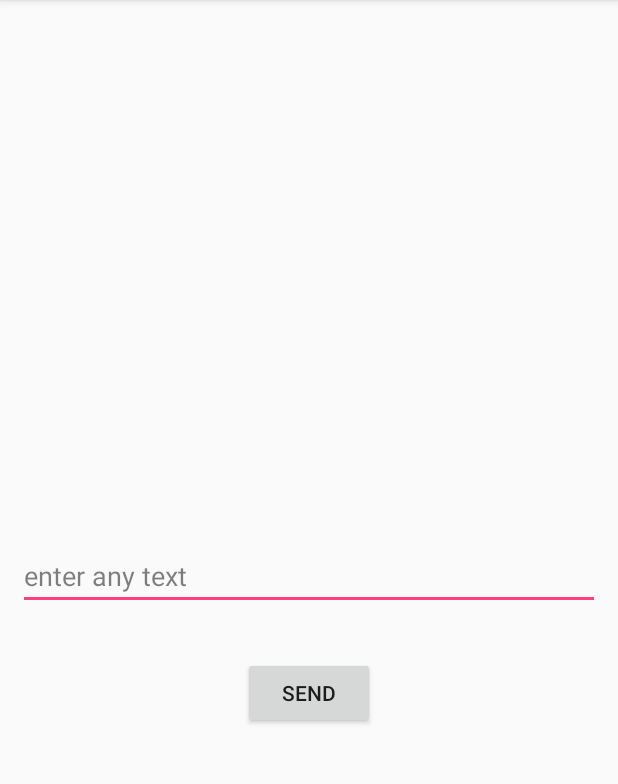
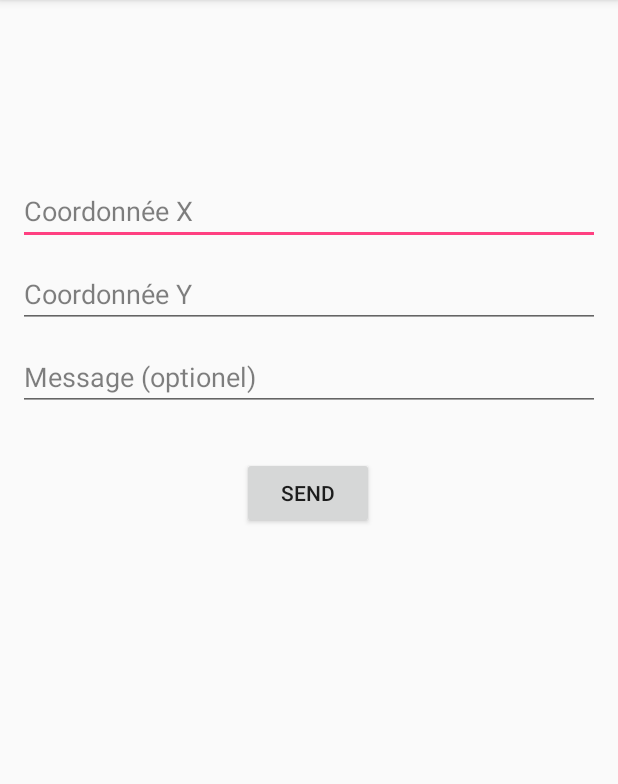
Before and after one commit to GuillaumeLandry/GMT3060-ProjetGenie, an Android app: the DummyActivity screen opened directly, with no data from a screen before it, after a tap on "SEND", on a phone screen of 412 x 824 dp, the part 84-868 px from its top. Run offline under Robolectric (Android 15) with nearby library versions, the phone set to English and light mode, and no system bars; libraries missing offline, so code that uses them is left out: com.estimote.internal_plugins_api, com.estimote.proximity_sdk, com.estimote.scanning_plugin; 2 statements that could not run were skipped.

Commit message:
update application android pour envoyer X,Y et message, ajout des poitns dans le graphique

```diff
--- a/src/estimote-universal-template/app/src/main/java/com/estimote/blank/DummyActivity.java
+++ b/src/estimote-universal-template/app/src/main/java/com/estimote/blank/DummyActivity.java
@@ -31,7 +31,7 @@ import okhttp3.Response;
 
 public class DummyActivity extends AppCompatActivity {
 
-    private EditText editText;
+    private EditText X, Y, message;
     private Button button;
     private OkHttpClient okHttpClient;
 
@@ -42,7 +42,9 @@ public class DummyActivity extends AppCompatActivity {
     protected void onCreate(Bundle savedInstanceState) {
         super.onCreate(savedInstanceState);
         setContentView(R.layout.activity_dummy);
-        editText = findViewById(R.id.dummy_text);
+        X = findViewById(R.id.dummy_text);
+        Y = findViewById(R.id.dummy_text2);
+        message = findViewById(R.id.dummy_text3);
         button = findViewById(R.id.dummy_send);
         okHttpClient = new OkHttpClient();
 
@@ -50,7 +52,10 @@ public class DummyActivity extends AppCompatActivity {
             @Override
             public void onClick(View v) {
 
-                String dummyText = editText.getText().toString();
+                String coordX = X.getText().toString();
+                String coordY = Y.getText().toString();
+                String msg = message.getText().toString();
+
 
                 // we add the information we want to send in
                 // a form. each string we want to send should
@@ -58,7 +63,9 @@ public class DummyActivity extends AppCompatActivity {
                 // dummyText with a name 'sample'
                 RequestBody formbody
                         = new FormBody.Builder()
-                        .add("sample", dummyText)
+                        .add("coordX", coordX)
+                        .add("coordY", coordY)
+                        .add("msg", msg)
                         .build();
 
                 // while building request
@@ -87,6 +94,9 @@ public class DummyActivity extends AppCompatActivity {
                                 @Override
                                 public void run() {
                                     Toast.makeText(getApplicationContext(), "data received", Toast.LENGTH_SHORT).show();
+                                    X.setText("");
+                                    Y.setText("");
+                                    message.setText("");
                                 }
                             });
                         }
--- a/src/estimote-universal-template/app/src/main/res/layout/activity_dummy.xml
+++ b/src/estimote-universal-template/app/src/main/res/layout/activity_dummy.xml
@@ -12,12 +12,44 @@
         android:layout_height="wrap_content"
         android:layout_marginStart="12dp"
         android:layout_marginEnd="12dp"
-        android:hint="enter any text"
+        android:hint="Coordonnée X"
         android:textColorHint="#80000000"
         app:layout_constraintBottom_toBottomOf="parent"
         app:layout_constraintEnd_toEndOf="parent"
+        app:layout_constraintHorizontal_bias="1.0"
         app:layout_constraintStart_toStartOf="parent"
-        app:layout_constraintTop_toTopOf="parent" />
+        app:layout_constraintTop_toTopOf="parent"
+        app:layout_constraintVertical_bias="0.163" />
+
+    <EditText
+        android:id="@+id/dummy_text2"
+        android:layout_width="match_parent"
+        android:layout_height="wrap_content"
+        android:layout_marginStart="12dp"
+        android:layout_marginEnd="12dp"
+        android:hint="Coordonnée Y"
+        android:textColorHint="#80000000"
+        app:layout_constraintBottom_toBottomOf="parent"
+        app:layout_constraintEnd_toEndOf="parent"
+        app:layout_constraintHorizontal_bias="0.0"
+        app:layout_constraintStart_toStartOf="parent"
+        app:layout_constraintTop_toTopOf="parent"
+        app:layout_constraintVertical_bias="0.24" />
+
+    <EditText
+        android:id="@+id/dummy_text3"
+        android:layout_width="match_parent"
+        android:layout_height="wrap_content"
+        android:layout_marginStart="12dp"
+        android:layout_marginEnd="12dp"
+        android:hint="Message (optionel)"
+        android:textColorHint="#80000000"
+        app:layout_constraintBottom_toBottomOf="parent"
+        app:layout_constraintEnd_toEndOf="parent"
+        app:layout_constraintHorizontal_bias="0.0"
+        app:layout_constraintStart_toStartOf="parent"
+        app:layout_constraintTop_toTopOf="parent"
+        app:layout_constraintVertical_bias="0.316" />
 
     <Button
         android:id="@+id/dummy_send"
@@ -26,7 +58,8 @@
         android:text="Send"
         app:layout_constraintBottom_toBottomOf="parent"
         app:layout_constraintEnd_toEndOf="parent"
+        app:layout_constraintHorizontal_bias="0.498"
         app:layout_constraintStart_toStartOf="parent"
         app:layout_constraintTop_toBottomOf="@+id/dummy_text"
-        app:layout_constraintVertical_bias="0.1" />
+        app:layout_constraintVertical_bias="0.254" />
 </android.support.constraint.ConstraintLayout>
```
Also changed, not shown: 4 other files.
